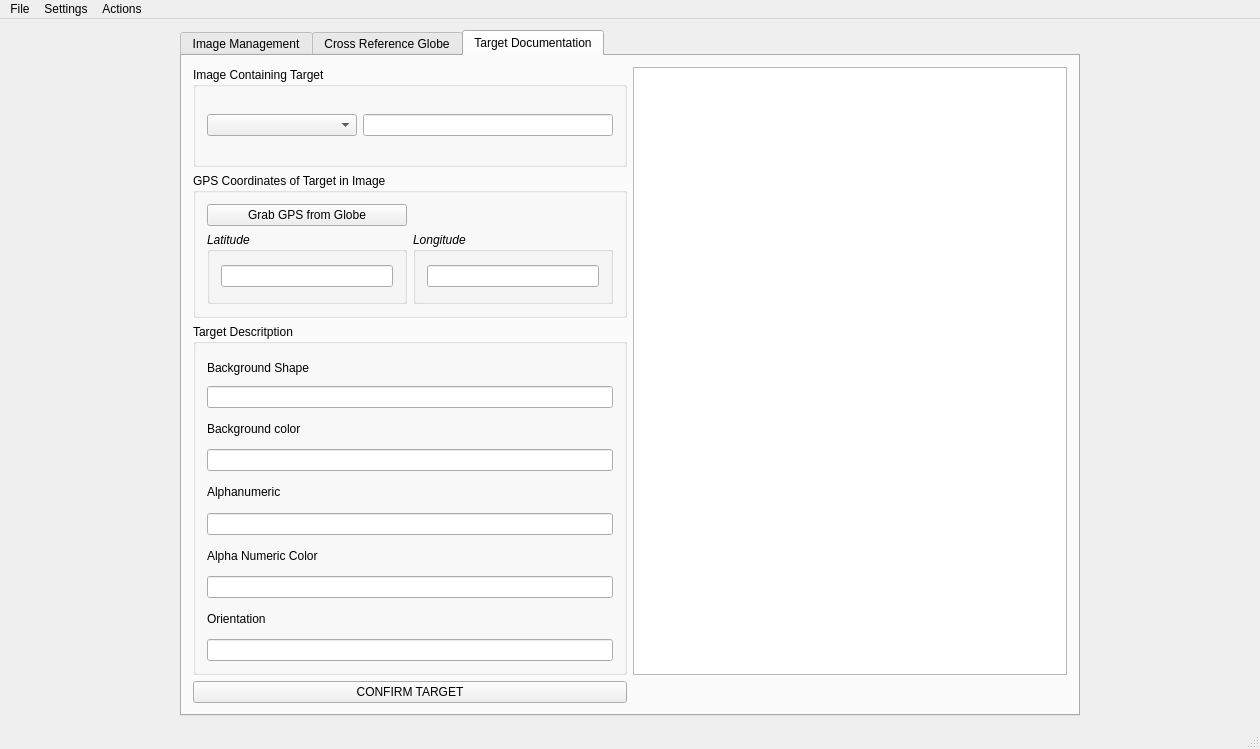
This is mainwindow.ui in Morgan243/Dynamic-Image-Viewer as Qt 5 draws it before an edit. The edited form follows.
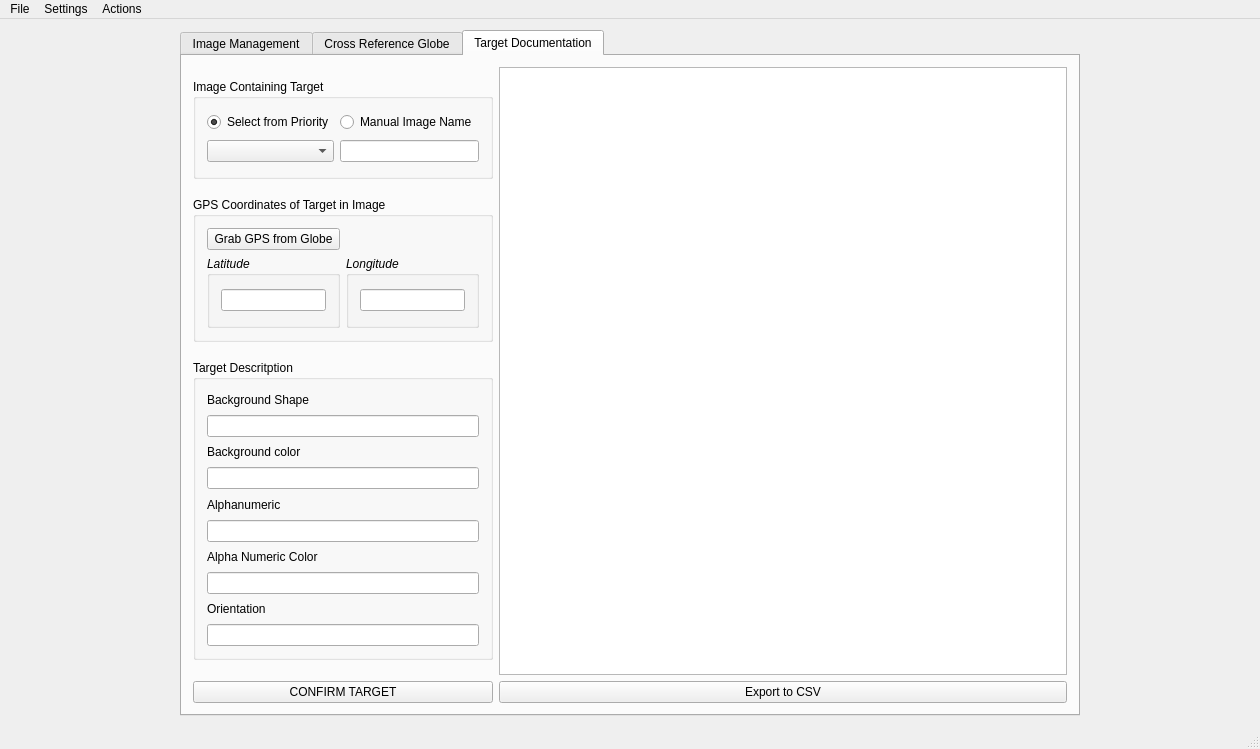
This is the edited form. The open tabs and pages were chosen to show the change. Icons and pictures are not drawn.

What changed in the file:
```diff
--- a/mainwindow.ui
+++ b/mainwindow.ui
@@ -359,7 +359,7 @@
            <widget class="QGroupBox" name="groupBox_GPS_Coord">
             <property name="maximumSize">
              <size>
-              <width>16777215</width>
+              <width>300</width>
               <height>145</height>
              </size>
             </property>
@@ -424,6 +424,12 @@
           </item>
           <item row="2" column="0">
            <widget class="QGroupBox" name="groupBox_targetDescription">
+            <property name="maximumSize">
+             <size>
+              <width>300</width>
+              <height>300</height>
+             </size>
+            </property>
             <property name="title">
              <string>Target Descritption</string>
             </property>
@@ -494,7 +500,7 @@
            <widget class="QGroupBox" name="groupBox_imageName">
             <property name="maximumSize">
              <size>
-              <width>16777215</width>
+              <width>300</width>
               <height>100</height>
              </size>
             </property>
@@ -507,19 +513,19 @@
             <property name="title">
              <string>Image Containing Target</string>
             </property>
-            <layout class="QHBoxLayout" name="horizontalLayout_2">
-             <item>
+            <layout class="QGridLayout" name="gridLayout_13">
+             <item row="1" column="0">
               <widget class="QComboBox" name="comboBox_priorityImageSelect">
                <property name="minimumSize">
                 <size>
-                 <width>150</width>
+                 <width>120</width>
                  <height>0</height>
                 </size>
                </property>
               </widget>
              </item>
-             <item>
-              <widget class="QLineEdit" name="lineEdit_2">
+             <item row="1" column="1">
+              <widget class="QLineEdit" name="lineEdit_imageName">
                <property name="maximumSize">
                 <size>
                  <width>500</width>
@@ -528,6 +534,23 @@
                </property>
               </widget>
              </item>
+             <item row="0" column="0">
+              <widget class="QRadioButton" name="radioButton_fromPriority">
+               <property name="text">
+                <string>Select from Priority</string>
+               </property>
+               <property name="checked">
+                <bool>true</bool>
+               </property>
+              </widget>
+             </item>
+             <item row="0" column="1">
+              <widget class="QRadioButton" name="radioButton_customImageString">
+               <property name="text">
+                <string>Manual Image Name</string>
+               </property>
+              </widget>
+             </item>
             </layout>
            </widget>
           </item>
@@ -553,6 +576,17 @@
         <item row="0" column="1">
          <widget class="QTableWidget" name="tableWidget_targets"/>
         </item>
+        <item row="1" column="1">
+         <widget class="QPushButton" name="pushButton_writeToCSV">
+          <property name="text">
+           <string>Export to CSV</string>
+          </property>
+          <property name="icon">
+           <iconset>
+            <normaloff>move-waiting-down-alternative.png</normaloff>move-waiting-down-alternative.png</iconset>
+          </property>
+         </widget>
+        </item>
        </layout>
       </widget>
      </widget>
```
Left out of the diff: 57 changed lines with no effect on the pictures.
